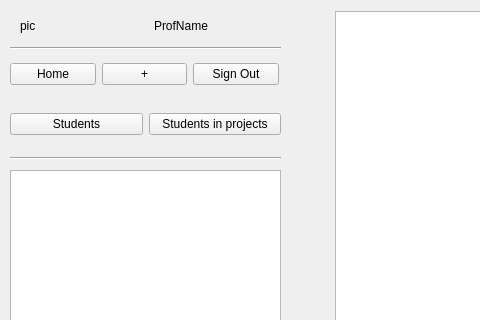
GuelorEmanuel/Team-Tech-Support, file D1/adminhomeview.ui: the form before one commit; both pictures show x 0 to 480 and y 0 to 320 of the 807 by 415 pixel window.
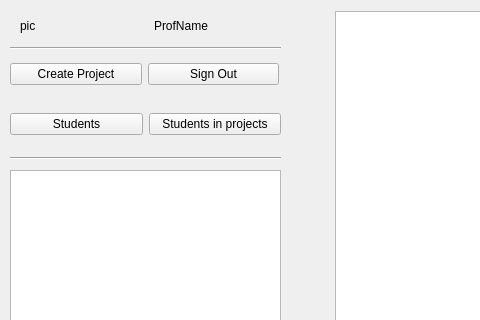
The form after the commit.

The edit to the form file:
```diff
--- a/D1/adminhomeview.ui
+++ b/D1/adminhomeview.ui
@@ -98,23 +98,10 @@
     </rect>
    </property>
    <layout class="QHBoxLayout" name="horizontalLayout">
-    <item>
-     <widget class="QPushButton" name="homeBtn">
-      <property name="text">
-       <string>Home</string>
-      </property>
-      <property name="checkable">
-       <bool>false</bool>
-      </property>
-      <property name="checked">
-       <bool>false</bool>
-      </property>
-     </widget>
-    </item>
     <item>
      <widget class="QPushButton" name="createProjectBtn">
       <property name="text">
-       <string>+</string>
+       <string>Create Project</string>
       </property>
      </widget>
     </item>
```
